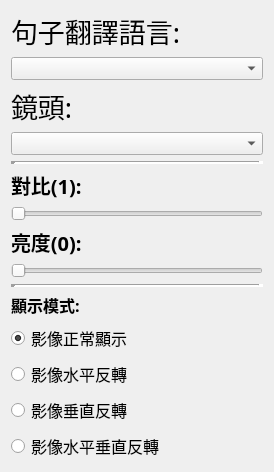
Qt form project_codes/GUI/settingPage.ui (AhJayzZ/Smart-Learning-System) before a commit.
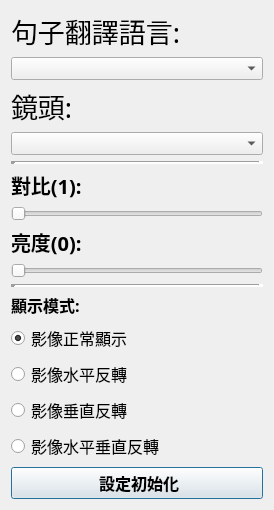
The same form after that commit.

Commit message: separete setting page and main page

```diff
--- a/project_codes/GUI/settingPage.ui
+++ b/project_codes/GUI/settingPage.ui
@@ -7,7 +7,7 @@
     <x>0</x>
     <y>0</y>
     <width>274</width>
-    <height>452</height>
+    <height>494</height>
    </rect>
   </property>
   <property name="windowTitle">
@@ -245,6 +245,23 @@
      </item>
     </layout>
    </item>
+   <item>
+    <widget class="QPushButton" name="init_btn">
+     <property name="font">
+      <font>
+       <pointsize>12</pointsize>
+       <weight>75</weight>
+       <bold>true</bold>
+      </font>
+     </property>
+     <property name="styleSheet">
+      <string notr="true"/>
+     </property>
+     <property name="text">
+      <string> 設定初始化</string>
+     </property>
+    </widget>
+   </item>
   </layout>
  </widget>
  <resources/>
```
The commit also changes 7 other files.
